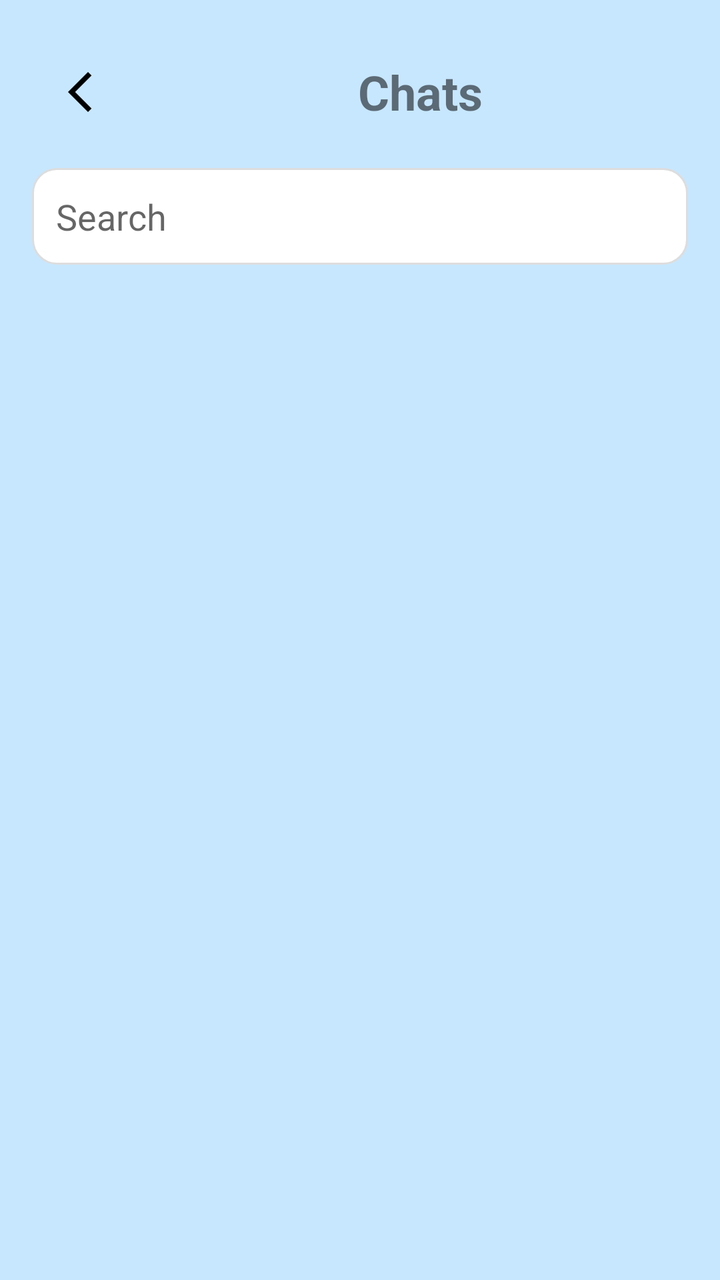
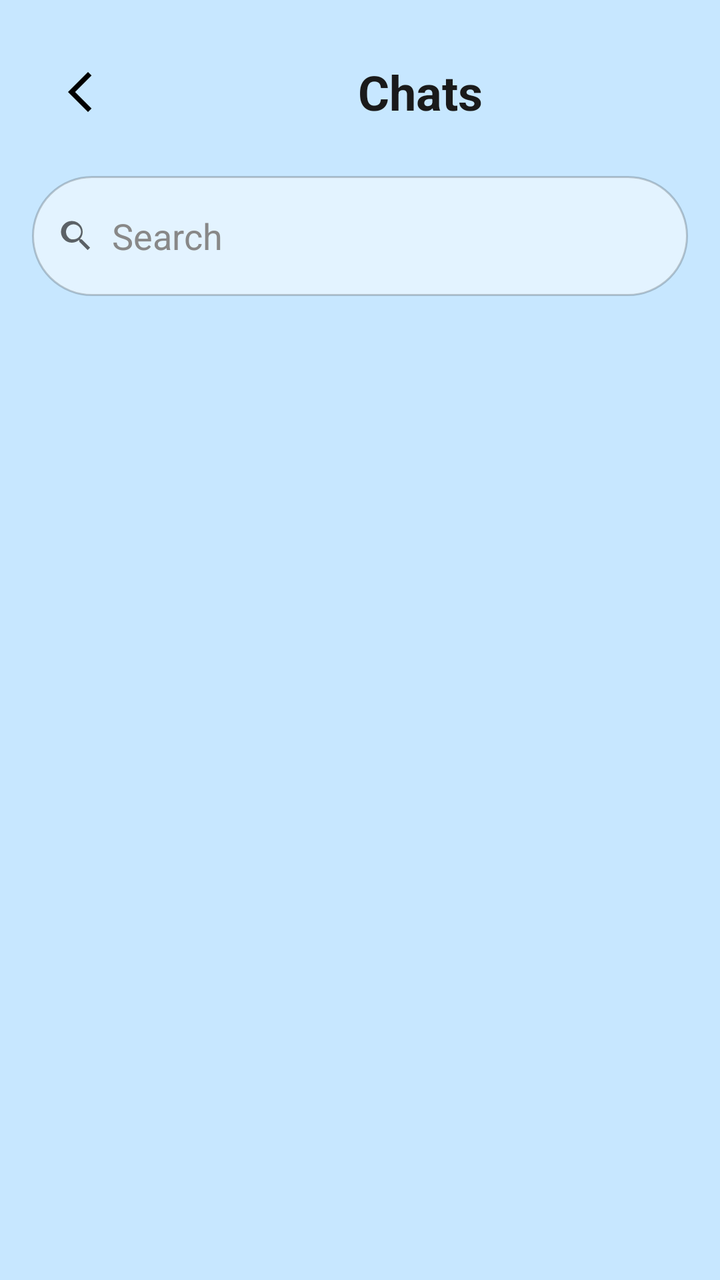

Compare the two renders of this Android layout. The source of the first and the diff that turns it into the second are given below.
<!-- AndroidManifest.xml: activity theme Theme.NurtureNest -->
<!-- res/layout/activity_chat_list.xml -->
<LinearLayout xmlns:android="http://schemas.android.com/apk/res/android"
    android:orientation="vertical"
    android:layout_width="match_parent"
    android:layout_height="match_parent"
    android:padding="16dp">

    
    <LinearLayout
        android:layout_width="match_parent"
        android:layout_height="wrap_content"
        android:orientation="horizontal"
        android:gravity="center_vertical"
        android:layout_marginBottom="8dp">

        <ImageButton
            android:id="@+id/btnBack"
            android:layout_width="60dp"
            android:layout_height="60dp"
            android:src="@drawable/ic_back"
            android:contentDescription="Back"
            android:background="?attr/selectableItemBackgroundBorderless"
            android:padding="12dp" />

        <TextView
            android:id="@+id/tvChatsTitle"
            android:layout_width="0dp"
            android:layout_height="wrap_content"
            android:text="Chats"
            android:textSize="24sp"
            android:textStyle="bold"
            android:gravity="center"
            android:layout_weight="1" />
    </LinearLayout>

    
    <EditText
        android:id="@+id/etSearch"
        android:layout_width="match_parent"
        android:layout_height="wrap_content"
        android:hint="Search"
        android:padding="12dp"
        android:background="@drawable/search_box_bg"
        android:layout_marginBottom="8dp"/>

    
    <androidx.recyclerview.widget.RecyclerView
        android:id="@+id/recyclerChats"
        android:layout_width="match_parent"
        android:layout_height="0dp"
        android:layout_weight="1"
        android:paddingTop="8dp" />
</LinearLayout>
<!-- resources referenced by this layout -->
<resources>
  <!-- drawable ic_back (drawable) -->
  <vector xmlns:android="http://schemas.android.com/apk/res/android" android:autoMirrored="true" android:height="24dp" android:tint="#000000" android:viewportHeight="960" android:viewportWidth="960" android:width="24dp">
        
      <path android:fillColor="@android:color/white" android:pathData="M400,880L0,480L400,80L471,151L142,480L471,809L400,880Z"/>
      
  </vector>
  <!-- drawable search_box_bg (drawable) -->
  <?xml version="1.0" encoding="utf-8"?>
  <shape xmlns:android="http://schemas.android.com/apk/res/android"
      android:shape="rectangle">
  
      <solid android:color="@android:color/white" />
      <corners android:radius="12dp" />
      <stroke
          android:width="1dp"
          android:color="#DDDDDD" />
  </shape>
  <style name="Theme.NurtureNest" parent="Theme.MaterialComponents.DayNight.NoActionBar">
          <item name="colorPrimary">#0A2B5D</item>
          <item name="colorOnPrimary">#FFFFFF</item>
          <item name="colorSurface">#000000</item>
          <item name="colorOnSurface">#FFFFFF</item>
          <item name="colorBackground">#C7E7FF</item>
          <item name="colorOnBackground">#1A1A1A</item>
          <item name="android:windowBackground">#C7E7FF</item>
      </style>
</resources>

<!-- the commit's change to res/layout/activity_chat_list.xml (unified diff, before → after) -->
@@ -1,8 +1,10 @@
+<?xml version="1.0" encoding="utf-8"?>
 <LinearLayout xmlns:android="http://schemas.android.com/apk/res/android"
     android:orientation="vertical"
     android:layout_width="match_parent"
     android:layout_height="match_parent"
-    android:padding="16dp">
+    android:padding="16dp"
+    android:background="?attr/colorBackground">
 
     
     <LinearLayout
@@ -10,7 +12,7 @@
         android:layout_height="wrap_content"
         android:orientation="horizontal"
         android:gravity="center_vertical"
-        android:layout_marginBottom="8dp">
+        android:layout_marginBottom="12dp">
 
         <ImageButton
             android:id="@+id/btnBack"
@@ -19,7 +21,7 @@
             android:src="@drawable/ic_back"
             android:contentDescription="Back"
             android:background="?attr/selectableItemBackgroundBorderless"
-            android:padding="12dp" />
+            android:padding="8dp" />
 
         <TextView
             android:id="@+id/tvChatsTitle"
@@ -29,18 +31,39 @@
             android:textSize="24sp"
             android:textStyle="bold"
             android:gravity="center"
-            android:layout_weight="1" />
+            android:layout_weight="1"
+            android:textColor="?attr/colorOnBackground" />
     </LinearLayout>
 
     
-    <EditText
-        android:id="@+id/etSearch"
+    <LinearLayout
         android:layout_width="match_parent"
-        android:layout_height="wrap_content"
-        android:hint="Search"
-        android:padding="12dp"
+        android:layout_height="60dp"
         android:background="@drawable/search_box_bg"
-        android:layout_marginBottom="8dp"/>
+        android:orientation="horizontal"
+        android:gravity="center_vertical"
+        android:paddingHorizontal="12dp"
+        android:paddingVertical="6dp"
+        android:layout_marginBottom="8dp">
+
+        <ImageView
+            android:layout_width="20dp"
+            android:layout_height="20dp"
+            android:src="@drawable/ic_search"
+            android:layout_marginEnd="8dp" />
+
+        <EditText
+            android:id="@+id/etSearch"
+            android:layout_width="match_parent"
+            android:layout_height="60dp"
+            android:hint="Search"
+            android:textColor="@android:color/black"
+            android:textColorHint="#888888"
+            android:background="@android:color/transparent"
+            android:padding="0dp"
+            android:inputType="text" />
+    </LinearLayout>
+
 
     
     <androidx.recyclerview.widget.RecyclerView
@@ -48,5 +71,8 @@
         android:layout_width="match_parent"
         android:layout_height="0dp"
         android:layout_weight="1"
-        android:paddingTop="8dp" />
+        android:clipToPadding="false"
+        android:paddingTop="4dp"
+        android:paddingBottom="8dp"
+        android:scrollbars="vertical" />
 </LinearLayout>
<!-- resource entries referenced after the edit -->
@@ -6,16 +6,42 @@
       <path android:fillColor="@android:color/white" android:pathData="M400,880L0,480L400,80L471,151L142,480L471,809L400,880Z"/>
       
   </vector>
+  <!-- drawable ic_search (drawable) -->
+  <vector xmlns:android="http://schemas.android.com/apk/res/android"
+      android:width="24dp"
+      android:height="24dp"
+      android:viewportWidth="24"
+      android:viewportHeight="24"
+      android:tint="?attr/colorControlNormal">
+  
+      <path
+          android:fillColor="@android:color/black"
+          android:pathData="M15.5,14h-0.79l-0.28,-0.27
+              A6.471,6.471 0 0,0 16,9.5
+              A6.5,6.5 0 1,0 9.5,16
+              c1.61,0 3.09,-0.59 4.23,-1.57
+              l0.27,0.28v0.79l5,4.99
+              L20.49,19l-4.99,-5zm-6,0
+              C8.01,14 6,11.99 6,9.5
+              S8.01,5 10.5,5
+              15,7.01 15,9.5
+              12.99,14 10.5,14z" />
+  </vector>
   <!-- drawable search_box_bg (drawable) -->
   <?xml version="1.0" encoding="utf-8"?>
   <shape xmlns:android="http://schemas.android.com/apk/res/android"
       android:shape="rectangle">
   
-      <solid android:color="@android:color/white" />
-      <corners android:radius="12dp" />
+      
+      <solid android:color="#80FFFFFF" /> 
+  
+      
+      <corners android:radius="30dp" />
+  
+      
       <stroke
           android:width="1dp"
-          android:color="#DDDDDD" />
+          android:color="#33000000" /> 
   </shape>
   <style name="Theme.NurtureNest" parent="Theme.MaterialComponents.DayNight.NoActionBar">
           <item name="colorPrimary">#0A2B5D</item>
